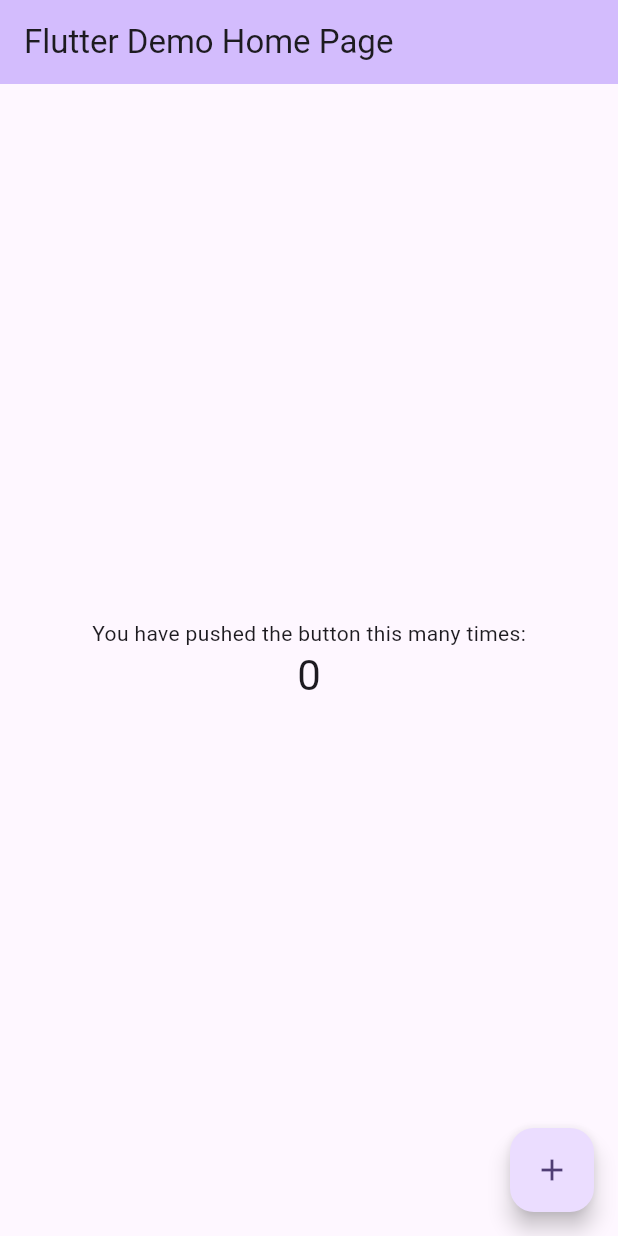
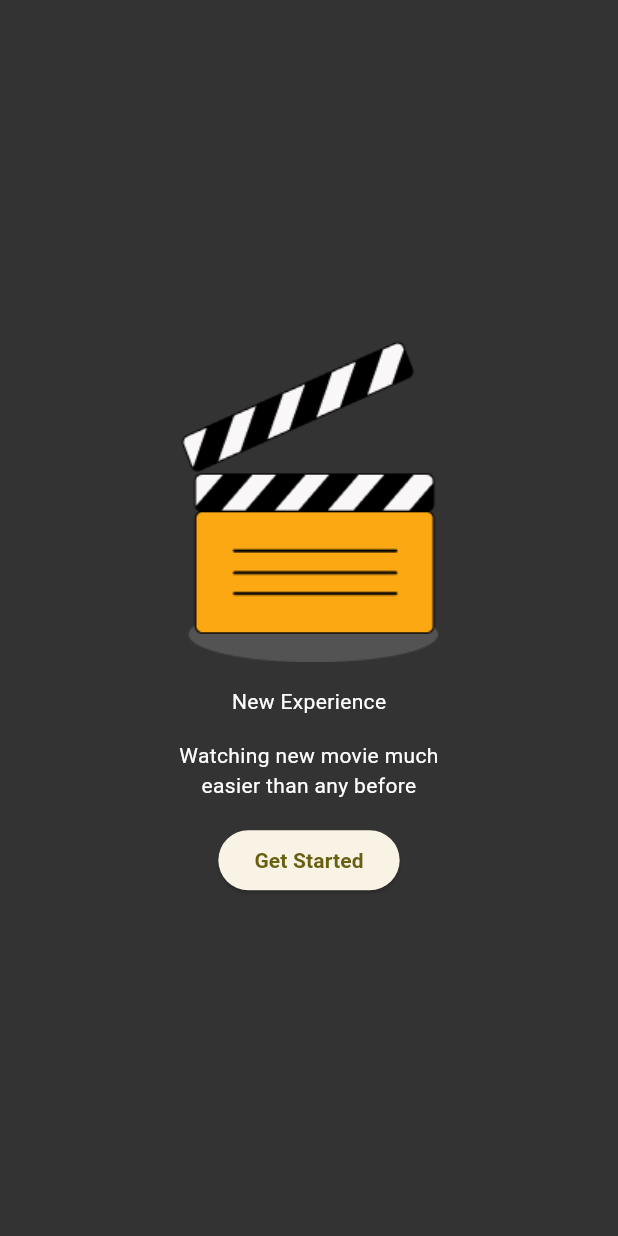
Before and after one commit to dimasgusti/Flusix, a Flutter app: the screen it shows after launch, on a phone screen of 412 x 824 dp. Run offline on Flutter 3.47's test engine with Material 2 defaults, Android fonts, the light colour scheme and no system bars.

Commit message:
organizing folder

```diff
--- a/lib/main.dart
+++ b/lib/main.dart
@@ -1,3 +1,4 @@
+import 'package:flusix/screens/splash/splash_screen.dart';
 import 'package:flutter/material.dart';
 
 void main() {
@@ -13,113 +14,15 @@ class MyApp extends StatelessWidget {
     return MaterialApp(
       title: 'Flutter Demo',
       theme: ThemeData(
-        // This is the theme of your application.
-        //
-        // TRY THIS: Try running your application with "flutter run". You'll see
-        // the application has a blue toolbar. Then, without quitting the app,
-        // try changing the seedColor in the colorScheme below to Colors.green
-        // and then invoke "hot reload" (save your changes or press the "hot
-        // reload" button in a Flutter-supported IDE, or press "r" if you used
-        // the command line to start the app).
-        //
-        // Notice that the counter didn't reset back to zero; the application
-        // state is not lost during the reload. To reset the state, use hot
-        // restart instead.
-        //
-        // This works for code too, not just values: Most code changes can be
-        // tested with just a hot reload.
-        colorScheme: ColorScheme.fromSeed(seedColor: Colors.deepPurple),
+        colorScheme: ColorScheme.fromSeed(seedColor: Colors.yellow),
         useMaterial3: true,
+        scaffoldBackgroundColor: Color(0xFF333333),
+        textTheme: TextTheme(
+          bodyText1: TextStyle(color: Colors.white),
+          bodyText2: TextStyle(color: Colors.white)
+        )
       ),
-      home: const MyHomePage(title: 'Flutter Demo Home Page'),
+      home: SplashScreen(),
     );
   }
 }
-
-class MyHomePage extends StatefulWidget {
-  const MyHomePage({super.key, required this.title});
-
-  // This widget is the home page of your application. It is stateful, meaning
-  // that it has a State object (defined below) that contains fields that affect
-  // how it looks.
-
-  // This class is the configuration for the state. It holds the values (in this
-  // case the title) provided by the parent (in this case the App widget) and
-  // used by the build method of the State. Fields in a Widget subclass are
-  // always marked "final".
-
-  final String title;
-
-  @override
-  State<MyHomePage> createState() => _MyHomePageState();
-}
-
-class _MyHomePageState extends State<MyHomePage> {
-  int _counter = 0;
-
-  void _incrementCounter() {
-    setState(() {
-      // This call to setState tells the Flutter framework that something has
-      // changed in this State, which causes it to rerun the build method below
-      // so that the display can reflect the updated values. If we changed
-      // _counter without calling setState(), then the build method would not be
-      // called again, and so nothing would appear to happen.
-      _counter++;
-    });
-  }
-
-  @override
-  Widget build(BuildContext context) {
-    // This method is rerun every time setState is called, for instance as done
-    // by the _incrementCounter method above.
-    //
-    // The Flutter framework has been optimized to make rerunning build methods
-    // fast, so that you can just rebuild anything that needs updating rather
-    // than having to individually change instances of widgets.
-    return Scaffold(
-      appBar: AppBar(
-        // TRY THIS: Try changing the color here to a specific color (to
-        // Colors.amber, perhaps?) and trigger a hot reload to see the AppBar
-        // change color while the other colors stay the same.
-        backgroundColor: Theme.of(context).colorScheme.inversePrimary,
-        // Here we take the value from the MyHomePage object that was created by
-        // the App.build method, and use it to set our appbar title.
-        title: Text(widget.title),
-      ),
-      body: Center(
-        // Center is a layout widget. It takes a single child and positions it
-        // in the middle of the parent.
-        child: Column(
-          // Column is also a layout widget. It takes a list of children and
-          // arranges them vertically. By default, it sizes itself to fit its
-          // children horizontally, and tries to be as tall as its parent.
-          //
-          // Column has various properties to control how it sizes itself and
-          // how it positions its children. Here we use mainAxisAlignment to
-          // center the children vertically; the main axis here is the vertical
-          // axis because Columns are vertical (the cross axis would be
-          // horizontal).
-          //
-          // TRY THIS: Invoke "debug painting" (choose the "Toggle Debug Paint"
-          // action in the IDE, or press "p" in the console), to see the
-          // wireframe for each widget.
-          mainAxisAlignment: MainAxisAlignment.center,
-          children: <Widget>[
-            const Text(
-              'You have pushed the button this many times:',
-            ),
-            Text(
-              '$_counter',
-              style: Theme.of(context).textTheme.headlineMedium,
-            ),
-          ],
-        ),
-      ),
-      floatingActionButton: FloatingActionButton(
-        onPressed: _incrementCounter,
-        tooltip: 'Increment',
-        child: const Icon(Icons.add),
-      ), // This trailing comma makes auto-formatting nicer for build methods.
-    );
-  }
-}
--- /dev/null
+++ b/lib/screens/splash/splash_screen.dart
@@ -0,0 +1,43 @@
+import 'package:flutter/material.dart';
+
+class SplashScreen extends StatelessWidget {
+  const SplashScreen({super.key});
+
+  @override
+  Widget build(BuildContext context) {
+    return Scaffold(
+      body: Center(
+        child: Column(
+          mainAxisAlignment: MainAxisAlignment.center,
+          children: [
+            Image(
+              image: AssetImage('assets/images/LOGO.png'),
+            ),
+            SizedBox(
+              height: 16,
+            ),
+            Text('New Experience'),
+            SizedBox(
+              height: 16,
+            ),
+            Text(
+              'Watching new movie much \neasier than any before',
+              textAlign: TextAlign.center,
+            ),
+            SizedBox(
+              height: 16,
+            ),
+            ElevatedButton(
+                onPressed: () {
+
+                },
+                child: Text(
+                  'Get Started',
+                  style: TextStyle(fontWeight: FontWeight.bold),
+                ))
+          ],
+        ),
+      ),
+    );
+  }
+}
--- a/pubspec.yaml
+++ b/pubspec.yaml
@@ -86,5 +86,7 @@ flutter:
   #       - asset: fonts/TrajanPro_Bold.ttf
   #         weight: 700
   #
+  assets:
+    - assets/images/LOGO.png
   # For details regarding fonts from package dependencies,
   # see https://flutter.dev/custom-fonts/#from-packages
```
Also changed, not shown: lib/screens/signin/login.dart (added, +109 -0 lines), assets/genre/action.png (added), assets/genre/crime.png (added), assets/genre/drama.png (added), assets/genre/horror.png (added), assets/genre/music.png (added), assets/genre/war.png (added), assets/images/LOGO.png (added).
